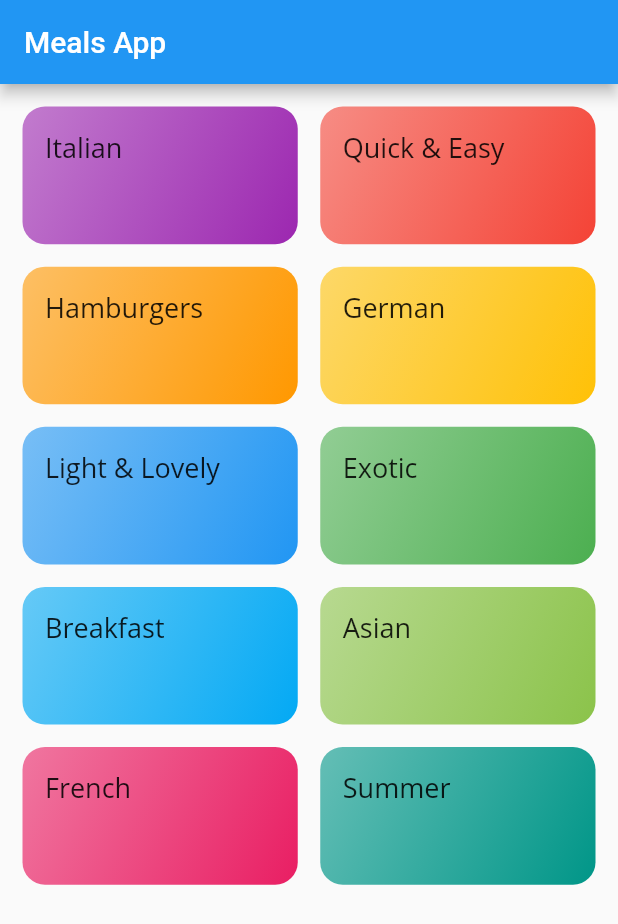
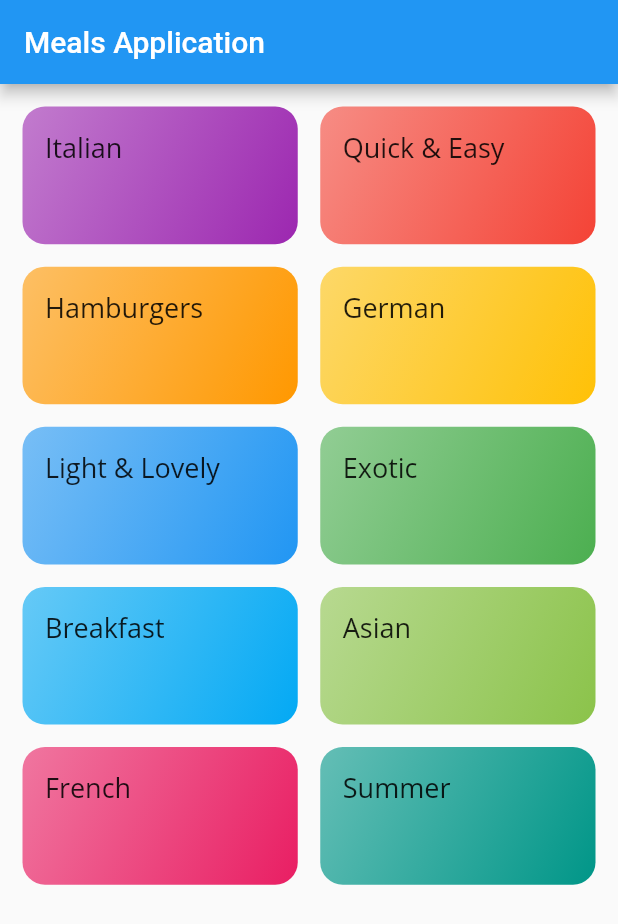
Before and after one commit to nilaykthakkar/mealsapplication, a Flutter app: the screen it shows after launch, on a phone screen of 412 x 824 dp. Shown: the top 924 px of the screen. Run offline on Flutter 3.47's test engine with Material 2 defaults, Android fonts, the phone set to English and light mode, and no system bars.

Commit message:
changed appbar title

```diff
--- a/lib/category_screen.dart
+++ b/lib/category_screen.dart
@@ -9,7 +9,7 @@ class CategoryScreen extends StatelessWidget {
   Widget build(BuildContext context) {
     return Scaffold(
       appBar: AppBar(
-        title: Text('Meals App'),
+        title: Text('Meals Application'),
       ),
       body: GridView(
         children: dummyCategories
```
